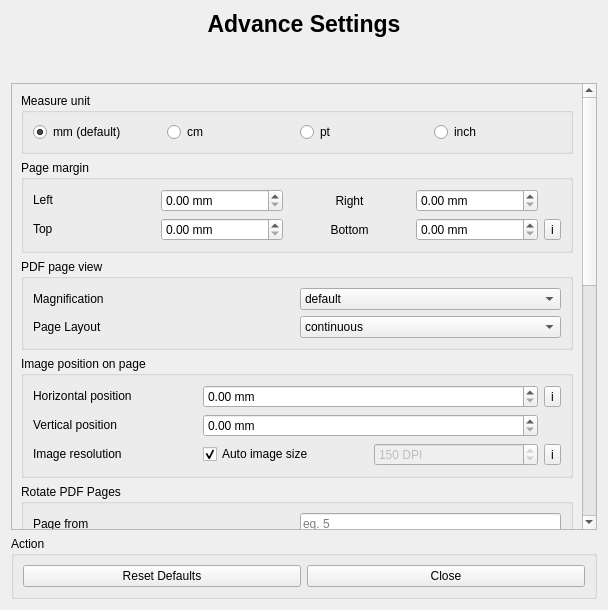
Above: src/advance_setting.ui from rishabh3354/JPG2PDF before the change. Below: the same form after it.
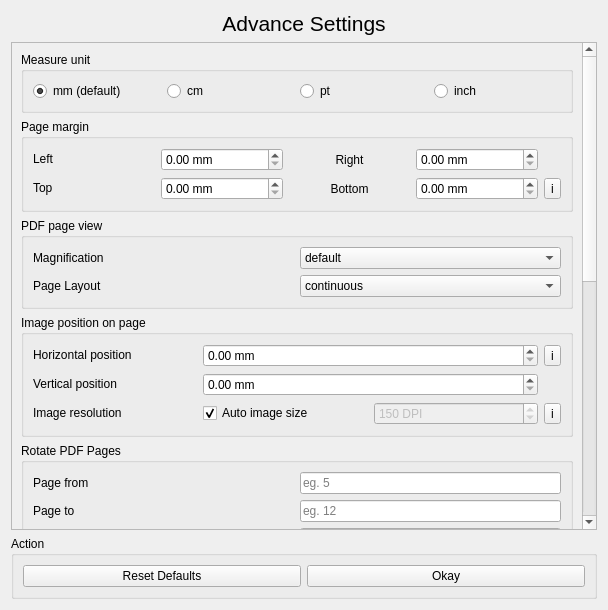
That is the form after the change.

What changed in the file:
```diff
--- a/src/advance_setting.ui
+++ b/src/advance_setting.ui
@@ -15,46 +15,22 @@
   </property>
   <layout class="QVBoxLayout" name="verticalLayout_2">
    <item>
-    <layout class="QVBoxLayout" name="verticalLayout">
-     <item>
       <widget class="QLabel" name="label">
-       <property name="sizePolicy">
-        <sizepolicy hsizetype="Preferred" vsizetype="Fixed">
-         <horstretch>0</horstretch>
-         <verstretch>0</verstretch>
-        </sizepolicy>
-       </property>
        <property name="font">
         <font>
-         <pointsize>17</pointsize>
-         <weight>75</weight>
-         <bold>true</bold>
+       <pointsize>16</pointsize>
         </font>
        </property>
        <property name="text">
         <string>Advance Settings</string>
        </property>
        <property name="alignment">
-        <set>Qt::AlignBottom|Qt::AlignHCenter</set>
+      <set>Qt::AlignCenter</set>
        </property>
       </widget>
      </item>
      <item>
-      <spacer name="verticalSpacer">
-       <property name="orientation">
-        <enum>Qt::Vertical</enum>
-       </property>
-       <property name="sizeType">
-        <enum>QSizePolicy::Fixed</enum>
-       </property>
-       <property name="sizeHint" stdset="0">
-        <size>
-         <width>20</width>
-         <height>40</height>
-        </size>
-       </property>
-      </spacer>
-     </item>
+    <layout class="QVBoxLayout" name="verticalLayout">
      <item>
       <widget class="QScrollArea" name="scrollArea">
        <property name="widgetResizable">
@@ -64,7 +40,7 @@
         <property name="geometry">
          <rect>
           <x>0</x>
-          <y>-404</y>
+          <y>0</y>
           <width>572</width>
           <height>1095</height>
          </rect>
@@ -1180,7 +1156,7 @@
           <item row="0" column="2">
            <widget class="QPushButton" name="okay">
             <property name="text">
-             <string>Close</string>
+             <string>Okay</string>
             </property>
            </widget>
           </item>
```
Lines whose indentation alone changed are shown as unchanged.
